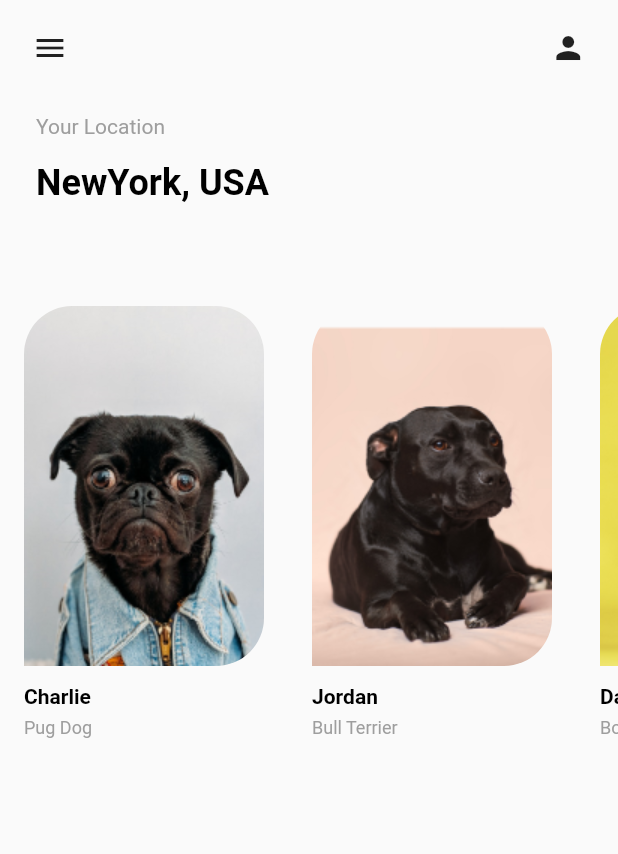
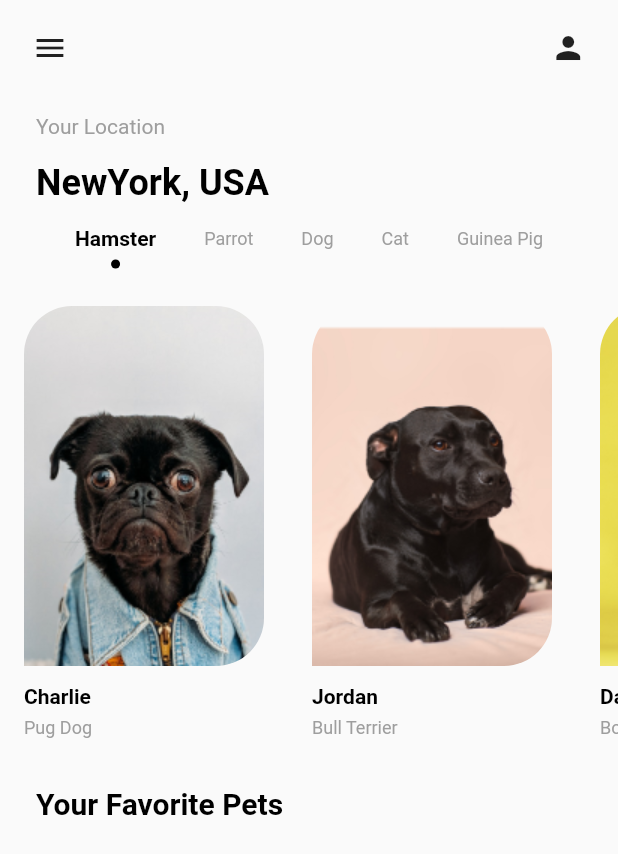
Before and after one commit to EhsanTgv/PetAdoption_Demo, a Flutter app: the screen it shows after launch, on a phone screen of 412 x 824 dp. Shown: the top 854 px of the screen. Run offline on Flutter 3.47's test engine with Material 2 defaults, Android fonts, the phone set to English and light mode, and no system bars.

Commit message:
HomePage Add title for favorite pets

```diff
--- a/lib/screens/home_screen.dart
+++ b/lib/screens/home_screen.dart
@@ -177,6 +177,18 @@ class _HomePageState extends State<HomePage> {
               titleWidget(),
               tabBarWidget(),
               petListWidget(),
+              Container(
+                margin: EdgeInsets.only(left: 24),
+                alignment: Alignment.centerLeft,
+                child: Text(
+                  "Your Favorite Pets",
+                  style: TextStyle(
+                    color: Colors.black,
+                    fontSize: 20,
+                    fontWeight: FontWeight.bold,
+                  ),
+                ),
+              )
             ],
           ),
         ),
```
